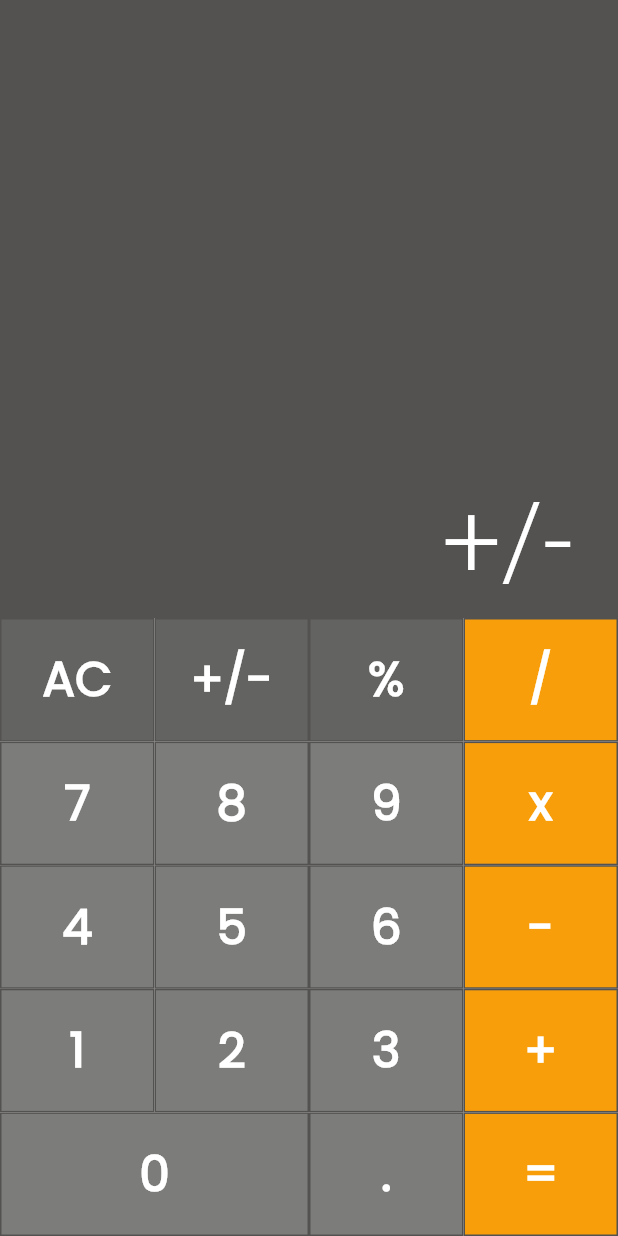
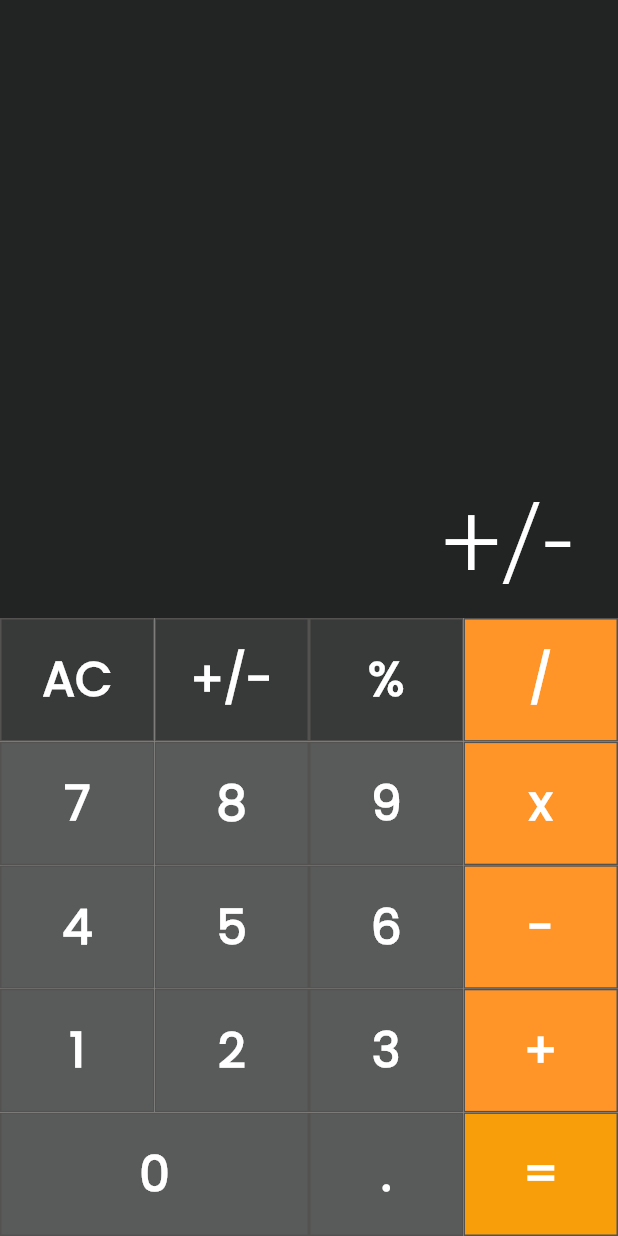
Before and after one commit to adarsh030699/calculator_homework, a Flutter app: the screen it shows after launch, after a tap on "+/-", on a phone screen of 412 x 824 dp. Run offline on Flutter 3.47's test engine with Material 2 defaults, Android fonts, the light colour scheme and no system bars; our stand-ins replace flutter_riverpod.

Commit message:
update with riverpod

```diff
--- /dev/null
+++ b/lib/calculator_notifier.dart
@@ -0,0 +1,63 @@
+import 'package:flutter/material.dart';
+import 'package:flutter_riverpod/flutter_riverpod.dart';
+
+class CalculatorProvider extends ChangeNotifier {
+  final int _noOfContainersInRow = 4;
+  final int _noOfContainersInColumn = 5;
+  double _first = 0;
+  double _second = 0;
+  String _opp = "";
+  String _answer = "0";
+  String _result = "";
+
+  int get noOfContainersInRow => _noOfContainersInRow;
+  int get noOfContainersInColumn => _noOfContainersInColumn;
+  double get first => _first;
+  double get second => _second;
+  String get opp => _opp;
+  String get answer => _answer;
+  String get result => _result;
+
+  void ButtonPressed(String buttontxt) {
+    if (buttontxt == "AC") {
+      _result = "0";
+      _answer = "";
+      _first = 0;
+      _second = 0;
+    } else if (buttontxt == "+" ||
+        buttontxt == "-" ||
+        buttontxt == "/" ||
+        buttontxt == "x") {
+      _first = double.parse(answer);
+      _result = "";
+      _opp = buttontxt;
+    } else if (buttontxt == "=") {
+      _second = double.parse(answer);
+      if (opp == "+") {
+        _result = (first + second).toString();
+      } else if (opp == "-") {
+        _result = (first - second).toString();
+      } else if (opp == "/") {
+        _result = (first ~/ second).toString();
+      } else if (opp == "x") {
+        _result = (first * second).toString();
+      }
+
+      if (result.endsWith(".0")) {
+        _result = result.substring(0, result.length - 2);
+      }
+    } else {
+      if (answer == "0") {
+        _answer = "";
+      }
+      _result = (answer + buttontxt).toString();
+    }
+
+    _answer = result;
+
+    notifyListeners();
+  }
+}
+
+final calculatorProvider =
+    ChangeNotifierProvider((ref) => CalculatorProvider());
--- /dev/null
+++ b/lib/custom_buttons.dart
@@ -0,0 +1,27 @@
+import 'package:flutter/material.dart';
+
+Widget CustomOutlinedButton(String value, double height, double width,
+    Color color, final calculatorNotifier) {
+  return GestureDetector(
+    onTap: () {
+      calculatorNotifier.ButtonPressed(value);
+    },
+    child: Container(
+      decoration: BoxDecoration(
+          color: color,
+          border: Border.all(color: Color.fromARGB(255, 83, 82, 81))),
+      width: width,
+      height: height,
+      child: Center(
+        child: Text(
+          value,
+          style: const TextStyle(
+              fontSize: 32,
+              fontWeight: FontWeight.w600,
+              color: Colors.white,
+              fontFamily: "pop"),
+        ),
+      ),
+    ),
+  );
+}
--- a/lib/home_page.dart
+++ b/lib/home_page.dart
@@ -1,105 +1,30 @@
+import 'package:calculator_homework/calculator_notifier.dart';
 import 'package:flutter/material.dart';
-import 'package:flutter/src/widgets/container.dart';
-import 'package:flutter/src/widgets/framework.dart';
 
-class HomePage extends StatefulWidget {
+import 'package:flutter_riverpod/flutter_riverpod.dart';
+
+import 'custom_buttons.dart';
+
+class HomePage extends ConsumerWidget {
   const HomePage({super.key});
 
   @override
-  State<HomePage> createState() => _HomePageState();
-}
-
-class _HomePageState extends State<HomePage> {
-  final int noOfContainersInRow = 4;
-  final int noOfContainersInColumn = 5;
-  double first = 0;
-  double second = 0;
-  String opp = "";
-  String text = "0";
-  String result = "";
-
-  void ButtonPressed(String buttontxt) {
-    if (buttontxt == "AC") {
-      result = "0";
-      text = "";
-      first = 0;
-      second = 0;
-    } else if (buttontxt == "+" ||
-        buttontxt == "-" ||
-        buttontxt == "/" ||
-        buttontxt == "x") {
-      first = double.parse(text);
-      result = "";
-      opp = buttontxt;
-    } else if (buttontxt == "=") {
-      first = double.parse(text);
-      if (opp == "+") {
-        result = (first + second).toString();
-      } else if (opp == "-") {
-        result = (first - second).toString();
-      } else if (opp == "/") {
-        result = (first ~/ second).toString();
-      } else if (opp == "x") {
-        result = (first * second).toString();
-      }
-    } else {
-      if (text == "0") {
-        text = "";
-      }
-      result = (text + buttontxt).toString();
-    }
-
-    setState(() {
-      text = result;
-    });
-  }
-
-  Widget CustomOutlinedButton(
-    String value,
-    double height,
-    double width,
-    Color color,
-  ) {
-    return GestureDetector(
-      onTap: () {
-        ButtonPressed(value);
-      },
-      child: Container(
-        decoration: BoxDecoration(
-            color: color,
-            border: Border.all(color: Color.fromARGB(255, 83, 82, 81))),
-        width: width,
-        height: height,
-        child: Center(
-          child: Text(
-            value,
-            style: const TextStyle(
-                fontSize: 32,
-                fontWeight: FontWeight.w600,
-                color: Colors.white,
-                fontFamily: "pop"),
-          ),
-        ),
-      ),
-    );
-  }
-
-  @override
-  Widget build(BuildContext context) {
-    double containerHeight =
-        (MediaQuery.of(context).size.height / 2) / noOfContainersInColumn;
-    double containerwidth =
-        MediaQuery.of(context).size.width / noOfContainersInRow;
+  Widget build(BuildContext context, WidgetRef ref) {
+    final calculatorNotifier = ref.watch(calculatorProvider);
+    double containerHeight = (MediaQuery.of(context).size.height / 2) /
+        calculatorNotifier.noOfContainersInColumn;
+    double containerwidth = MediaQuery.of(context).size.width /
+        calculatorNotifier.noOfContainersInRow;
     return Scaffold(
       body: Column(
         children: [
           Expanded(
             child: Container(
-              color: Color.fromARGB(255, 83, 82, 81),
+              color: Color.fromARGB(255, 34, 36, 36),
               padding: EdgeInsets.only(right: 30, bottom: 10),
               alignment: Alignment.bottomRight,
               child: Text(
-                text,
+                calculatorNotifier.answer,
                 style: TextStyle(
                     fontSize: 70,
                     fontWeight: FontWeight.w300,
@@ -110,89 +35,57 @@ class _HomePageState extends State<HomePage> {
           Row(
             children: [
               CustomOutlinedButton("AC", containerHeight, containerwidth,
-                  Color.fromARGB(255, 99, 99, 97)),
+                  Color.fromARGB(255, 56, 57, 57), calculatorNotifier),
               CustomOutlinedButton("+/-", containerHeight, containerwidth,
-                  Color.fromARGB(255, 99, 99, 97)),
+                  Color.fromARGB(255, 56, 57, 57), calculatorNotifier),
               CustomOutlinedButton("%", containerHeight, containerwidth,
-                  Color.fromARGB(255, 99, 99, 97)),
-              CustomOutlinedButton(
-                  "/",
-                  containerHeight,
-                  containerwidth,
-                  Color.fromARGB(
-                    255,
-                    249,
-                    158,
-                    11,
-                  )),
+                  Color.fromARGB(255, 56, 57, 57), calculatorNotifier),
+              CustomOutlinedButton("/", containerHeight, containerwidth,
+                  Color.fromARGB(255, 255, 148, 41), calculatorNotifier),
             ],
           ),
           Row(
             children: [
               CustomOutlinedButton("7", containerHeight, containerwidth,
-                  Color.fromARGB(255, 124, 125, 122)),
+                  Color.fromARGB(255, 89, 90, 90), calculatorNotifier),
               CustomOutlinedButton("8", containerHeight, containerwidth,
-                  Color.fromARGB(255, 124, 125, 122)),
+                  Color.fromARGB(255, 89, 90, 90), calculatorNotifier),
               CustomOutlinedButton("9", containerHeight, containerwidth,
-                  Color.fromARGB(255, 124, 125, 122)),
-              CustomOutlinedButton(
-                  "x",
-                  containerHeight,
-                  containerwidth,
-                  Color.fromARGB(
-                    255,
-                    249,
-                    158,
-                    11,
-                  ))
+                  Color.fromARGB(255, 89, 90, 90), calculatorNotifier),
+              CustomOutlinedButton("x", containerHeight, containerwidth,
+                  Color.fromARGB(255, 255, 148, 41), calculatorNotifier)
             ],
           ),
           Row(
             children: [
               CustomOutlinedButton("4", containerHeight, containerwidth,
-                  Color.fromARGB(255, 124, 125, 122)),
+                  Color.fromARGB(255, 89, 90, 90), calculatorNotifier),
               CustomOutlinedButton("5", containerHeight, containerwidth,
-                  Color.fromARGB(255, 124, 125, 122)),
+                  Color.fromARGB(255, 89, 90, 90), calculatorNotifier),
               CustomOutlinedButton("6", containerHeight, containerwidth,
-                  Color.fromARGB(255, 124, 125, 122)),
-              CustomOutlinedButton(
-                  "-",
-                  containerHeight,
-                  containerwidth,
-                  Color.fromARGB(
-                    255,
-                    249,
-                    158,
-                    11,
-                  ))
+                  Color.fromARGB(255, 89, 90, 90), calculatorNotifier),
+              CustomOutlinedButton("-", containerHeight, containerwidth,
+                  Color.fromARGB(255, 255, 148, 41), calculatorNotifier)
             ],
           ),
           Row(
             children: [
               CustomOutlinedButton("1", containerHeight, containerwidth,
-                  Color.fromARGB(255, 124, 125, 122)),
+                  Color.fromARGB(255, 89, 90, 90), calculatorNotifier),
               CustomOutlinedButton("2", containerHeight, containerwidth,
-                  Color.fromARGB(255, 124, 125, 122)),
+                  Color.fromARGB(255, 89, 90, 90), calculatorNotifier),
               CustomOutlinedButton("3", containerHeight, containerwidth,
-                  Color.fromARGB(255, 124, 125, 122)),
-              CustomOutlinedButton(
-                  "+",
-                  containerHeight,
-                  containerwidth,
-                  Color.fromARGB(
-                    255,
-                    249,
-                    158,
-                    11,
-                  ))
+                  Color.fromARGB(255, 89, 90, 90), calculatorNotifier),
+              CustomOutlinedButton("+", containerHeight, containerwidth,
+                  Color.fromARGB(255, 255, 148, 41), calculatorNotifier)
             ],
           ),
           Row(
             children: [
               CustomOutlinedButton("0", containerHeight, containerwidth * 2,
-                  Color.fromARGB(255, 124, 125, 122)),
+                  Color.fromARGB(255, 89, 90, 90), calculatorNotifier),
               CustomOutlinedButton(".", containerHeight, containerwidth,
-                  Color.fromARGB(255, 124, 125, 122)),
+                  Color.fromARGB(255, 89, 90, 90), calculatorNotifier),
               CustomOutlinedButton(
                   "=",
                   containerHeight,
@@ -202,7 +95,8 @@ class _HomePageState extends State<HomePage> {
                     249,
                     158,
                     11,
-                  ))
+                  ),
+                  calculatorNotifier)
             ],
           ),
         ],
@@ -210,3 +104,12 @@ class _HomePageState extends State<HomePage> {
     );
   }
 }
+
+
+// answer bacgkground = RGB(34,36,36)
+
+// upper button = RGB (56,57,57)
+
+//  button background RGB(89,90,90)
+
+//  orange button RGB(255,148,41)
--- a/lib/main.dart
+++ b/lib/main.dart
@@ -1,11 +1,12 @@
 import 'package:flutter/material.dart';
 import 'package:flutter/src/widgets/container.dart';
 import 'package:flutter/src/widgets/framework.dart';
+import 'package:flutter_riverpod/flutter_riverpod.dart';
 
 import 'home_page.dart';
 
 void main() {
-  runApp(Calculator_App());
+  runApp(ProviderScope(child: Calculator_App()));
 }
 
 class Calculator_App extends StatelessWidget {
--- a/pubspec.yaml
+++ b/pubspec.yaml
@@ -36,6 +36,7 @@ dependencies:
   # The following adds the Cupertino Icons font to your application.
   # Use with the CupertinoIcons class for iOS style icons.
   cupertino_icons: ^1.0.2
+  flutter_riverpod: ^2.3.6
 
 dev_dependencies:
   flutter_test:
```
Also changed, not shown: pubspec.lock.
